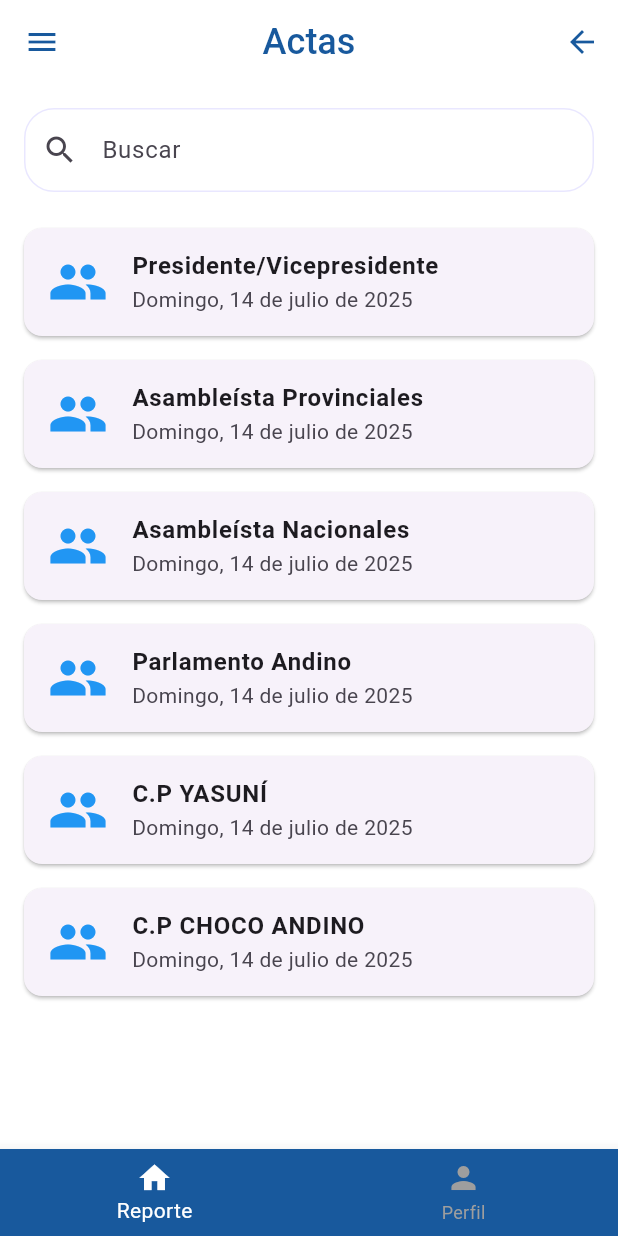
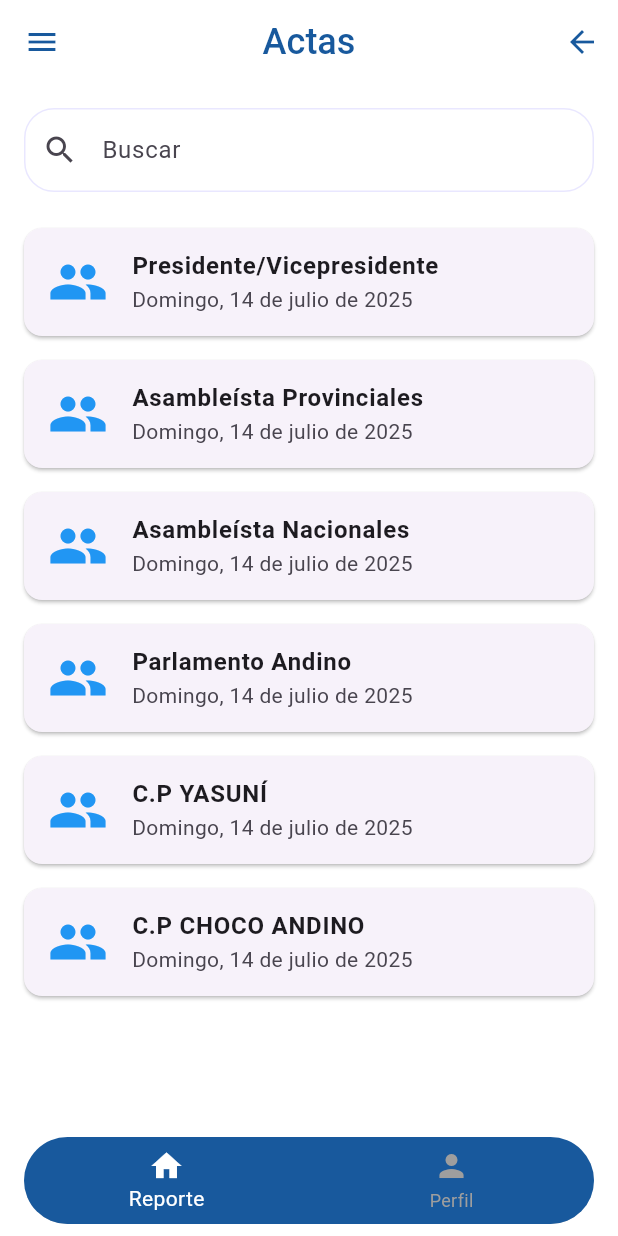
Before and after one commit to julioguerrero131/Votaciones, a Flutter app: the MainPage screen opened by its route, on a phone screen of 412 x 824 dp. Run offline on Flutter 3.47's test engine with Material 3 defaults, Android fonts, the light colour scheme and no system bars; our stand-ins replace image_picker.

Commit message:
boton de guardar cambios en el perfil agregados, funcionalidad de busqueda agregada en la pantalla de actas, vista previa de imagenes tomadas para el perfil agregadas

```diff
--- a/lib/screens/actas.dart
+++ b/lib/screens/actas.dart
@@ -2,36 +2,67 @@ import 'package:flutter/material.dart';
 import 'package:votaciones_movil/components/acta_card.dart';
 import 'package:votaciones_movil/routes/app_routes.dart';
 
-class ActasScreen extends StatelessWidget {
+class ActasScreen extends StatefulWidget {
+  const ActasScreen({super.key});
+
+  @override
+  State<ActasScreen> createState() => _ActasScreenState();
+}
+
+class _ActasScreenState extends State<ActasScreen> {
   final List<Map<String, String>> actas = [
     {
       "title": "Presidente/Vicepresidente",
       "date": "Domingo, 14 de julio de 2025",
       "route": AppRoutes.reportPresident
-    }, {
+    },
+    {
       "title": "Asambleísta Provinciales",
       "date": "Domingo, 14 de julio de 2025",
       "route": AppRoutes.reportPresident
-    }, {
+    },
+    {
       "title": "Asambleísta Nacionales",
       "date": "Domingo, 14 de julio de 2025",
       "route": AppRoutes.reportPresident
-    }, {
+    },
+    {
       "title": "Parlamento Andino",
       "date": "Domingo, 14 de julio de 2025",
       "route": AppRoutes.reportPresident
-    }, {
+    },
+    {
       "title": "C.P YASUNÍ",
       "date": "Domingo, 14 de julio de 2025",
       "route": AppRoutes.reportPresident
-    }, {
+    },
+    {
       "title": "C.P CHOCO ANDINO",
       "date": "Domingo, 14 de julio de 2025",
       "route": AppRoutes.reportPresident
     },
   ];
 
-  ActasScreen({super.key});
+  // Lista filtrada
+  List<Map<String, String>> _filteredActas = [];
+
+  @override
+  void initState() {
+    super.initState();
+    _filteredActas = actas; // Inicializar con todas las actas
+  }
+
+  void _filterActas(String query) {
+    setState(() {
+      if (query.isEmpty) {
+        _filteredActas = actas; // Mostrar todas si la búsqueda está vacía
+      } else {
+        _filteredActas = actas.where((acta) {
+          return acta["title"]!.toLowerCase().contains(query.toLowerCase());
+        }).toList();
+      }
+    });
+  }
 
   @override
   Widget build(BuildContext context) {
@@ -48,16 +79,17 @@ class ActasScreen extends StatelessWidget {
                   borderRadius: BorderRadius.circular(20.0),
                 ),
               ),
+              onChanged: _filterActas, // Llamar a la función de filtrado
             ),
             const SizedBox(height: 16),
             Expanded(
               child: ListView.builder(
-                itemCount: actas.length,
+                itemCount: _filteredActas.length, // Usar la lista filtrada
                 itemBuilder: (context, index) {
                   return ActaCard(
-                    title: actas[index]["title"]!,
-                    date: actas[index]["date"]!,
-                    route: actas[index]["route"]!,
+                    title: _filteredActas[index]["title"]!,
+                    date: _filteredActas[index]["date"]!,
+                    route: _filteredActas[index]["route"]!,
                   );
                 },
               ),
--- a/lib/screens/main_page.dart
+++ b/lib/screens/main_page.dart
@@ -14,7 +14,7 @@ class _MainPageState extends State<MainPage> {
   int _selectedIndex = 0;
 
   static final List<Widget> _screens = <Widget>[
-    ActasScreen(),
+    const ActasScreen(),
     const UserProfileScreen(),
   ];
 
@@ -57,7 +57,12 @@ class _MainPageState extends State<MainPage> {
           ],
         ),
         body: _screens[_selectedIndex],
-      bottomNavigationBar: BottomNavigationBar(
+        bottomNavigationBar: Container(
+            margin: const EdgeInsets.symmetric(
+                  horizontal: 16.0, vertical: 8.0),
+            child: ClipRRect(
+              borderRadius: BorderRadius.circular(30.0),
+              child: BottomNavigationBar(
                 currentIndex: _selectedIndex,
                 onTap: _onItemTapped,
                 backgroundColor: Theme.of(context).primaryColor,
@@ -67,7 +72,7 @@ class _MainPageState extends State<MainPage> {
                 selectedLabelStyle: const TextStyle(
                   fontWeight: FontWeight.normal,
                 ),
-        selectedItemColor:Colors.white,
+                selectedItemColor: Colors.white,
                 unselectedItemColor: Colors.grey,
                 items: const [
                   BottomNavigationBarItem(
@@ -80,6 +85,6 @@ class _MainPageState extends State<MainPage> {
                   ),
                 ],
               ),
-    );
+            )));
   }
 }
--- a/lib/screens/report_page.dart
+++ b/lib/screens/report_page.dart
@@ -1,7 +1,7 @@
 import 'package:flutter/material.dart';
 import 'package:votaciones_movil/components/numeric_form_field.dart';
 import 'package:votaciones_movil/components/dropdown_form_field.dart';
-import 'package:votaciones_movil/components/text_label%20_form_fieldl.dart';
+import 'package:votaciones_movil/components/text_label%20_form_field.dart';
 import 'package:votaciones_movil/components/show_alert_dialog.dart';
 import 'package:votaciones_movil/routes/app_routes.dart';
 
```
Also changed, not shown: lib/components/image_viewer.dart (added, +21 -0 lines), lib/screens/profile.dart (+21 -2 lines), lib/components/text_label _form_field.dart (renamed from lib/components/text_label _form_fieldl.dart). Lines whose indentation alone changed are shown as unchanged.
